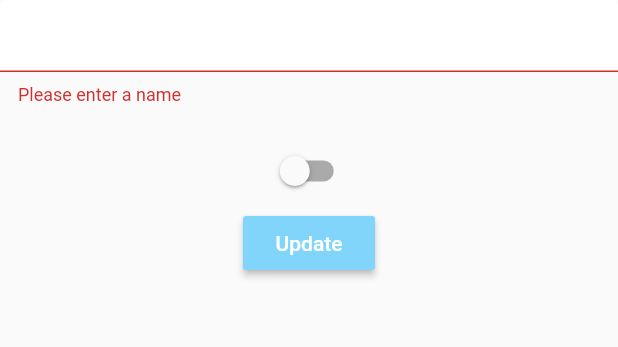
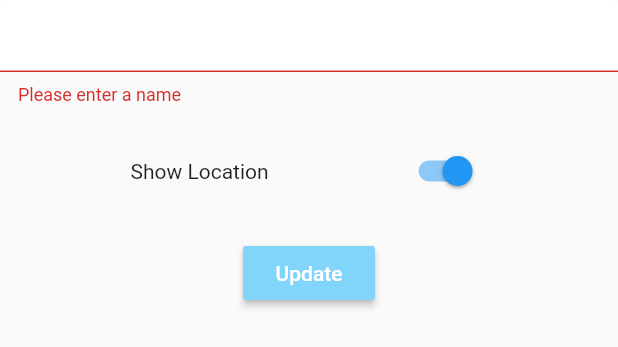
Before and after one commit to Kevin4153/Group_Meet, a Flutter app: the SettingsForm widget shown alone on an empty page, opened directly, after a tap on "Update", on a phone screen of 412 x 824 dp. Shown: the top 347 px of the screen. Run offline on Flutter 3.47's test engine with Material 2 defaults, Android fonts, the phone set to English and light mode, and no system bars; our stand-ins replace cloud_firestore, firebase_auth, firebase_core, flutter_spinkit, geocoding, geolocator; missing offline and left inert: geolocator_platform_interface; accounts and stored records are empty.

Commit message:
settings form

```diff
--- a/lib/screens/home/settings_form.dart
+++ b/lib/screens/home/settings_form.dart
@@ -1,3 +1,4 @@
+import 'package:geolocator/geolocator.dart';
 import 'package:group_meet/models/user.dart';
 import 'package:group_meet/services/database.dart';
 import 'package:group_meet/shared/loading.dart';
@@ -17,7 +18,9 @@ class _SettingsFormState extends State<SettingsForm> {
 
   // form values
   String? _currentName;
-  bool? _showLocation;
+  bool _showLocation = true;
+  Position? _lastPosition = null;
+
 
   @override
   Widget build(BuildContext context) {
@@ -33,7 +36,6 @@ class _SettingsFormState extends State<SettingsForm> {
               key: _formKey,
               child: Column(
                 children: <Widget>[
-
                   TextFormField(
                     initialValue: userData.name,
                     decoration: textInputDeocartion,
@@ -43,17 +45,27 @@ class _SettingsFormState extends State<SettingsForm> {
                   SizedBox(
                     height: 20.0,
                   ),
-                  Switch(
-                    value: userData.showLocation,
-                    onChanged: (val) => setState(() => _showLocation = !_showLocation!)),
+                  Row(
+                    mainAxisAlignment: MainAxisAlignment.spaceEvenly,
+                    mainAxisSize: MainAxisSize.max,
+                    crossAxisAlignment: CrossAxisAlignment.center,
+                    children: [
+                      Text('Show Location'),
+                      Switch(
+                          value: _showLocation,
+                          onChanged: (val) => setState(() => _showLocation = !_showLocation)),
+                    ],
+                  ),
+                  SizedBox(
+                    height: 20.0,
+                  ),
                   ElevatedButton(
                       style: raisedButtonStyle,
                       onPressed: () async {
                         if (_formKey.currentState!.validate()) {
                           await DatabaseService(uid: user.uid).updateUserData(
                               _currentName ?? userData.name,
-                              _showLocation ?? userData.showLocation
-                              );
+                              _showLocation);
                           Navigator.pop(context);
                         }
                       },
```
Also changed, not shown: 1 other file.
